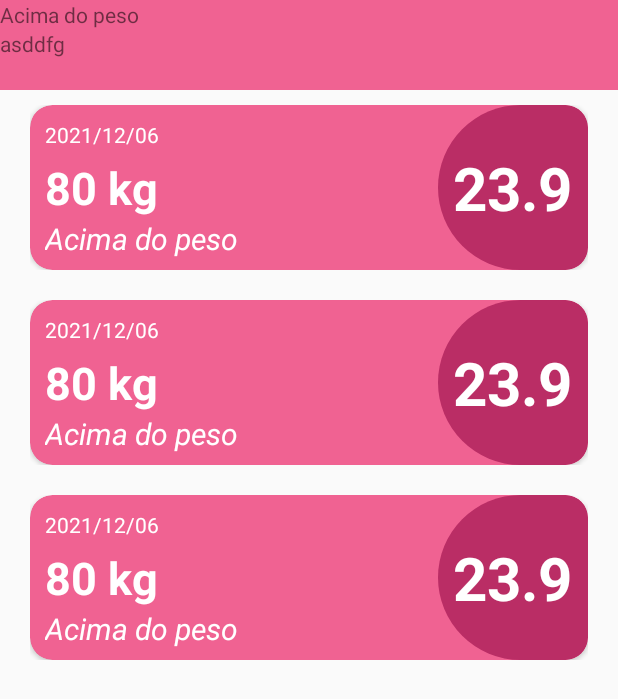
After one commit to IsaMenegOchi/Kotlin_imc, an Android app: the layout activity_historico.xml on its own in the app's theme, with its tools: preview values and no code run, on a phone screen of 412 x 824 dp. The commit adds this screen. Shown: the top 699 px of the screen. Run offline under Robolectric (Android 15) with nearby library versions, the light colour scheme and no system bars.

Commit message:
Fazendo listagem de pesagem e datas de pesagem

```diff
--- a/app/src/main/AndroidManifest.xml
+++ b/app/src/main/AndroidManifest.xml
@@ -9,9 +9,8 @@
         android:roundIcon="@drawable/kcal"
         android:supportsRtl="true"
         android:theme="@style/Theme.PrimeiroApp">
-
-
-        <activity android:name=".ui.DashboardActivity"/>
+        <activity android:name=".ui.HistoricoActivity"></activity>
+        <activity android:name=".ui.DashboardActivity" />
         <activity android:name=".ui.LoginActivity">
             <intent-filter>
                 <action android:name="android.intent.action.MAIN" />
@@ -19,13 +18,8 @@
                 <category android:name="android.intent.category.LAUNCHER" />
             </intent-filter>
         </activity>
-
-        <activity android:name=".ui.CadastroUsuarioActivity"/>
-
-        <activity android:name=".ui.DataPesagemActivity"/>
-
-
-
+        <activity android:name=".ui.CadastroUsuarioActivity" />
+        <activity android:name=".ui.DataPesagemActivity" />
     </application>
 
 </manifest>
--- /dev/null
+++ b/app/src/main/java/com/example/primeiroapp/model/Pesagem.kt
@@ -0,0 +1,3 @@
+package com.example.primeiroapp.model
+
+data class Pesagem(var dataPesagem: String, var peso: Int)
--- /dev/null
+++ b/app/src/main/java/com/example/primeiroapp/respository/PesagemRepository.kt
@@ -0,0 +1,30 @@
+package com.example.primeiroapp.respository
+
+import android.content.Context
+import com.example.primeiroapp.model.Pesagem
+
+class PesagemRepository(var context: Context) {
+
+    fun getListaPesagem(): List<Pesagem>{
+        val listaPesagem = mutableListOf<Pesagem>()
+
+        val dados = context.getSharedPreferences("usuario", Context.MODE_PRIVATE)
+
+        val pesoString = dados.getString("pesagem", "")
+        val datasString = dados.getString("data_pesagem", "")
+
+        val pesoArray = pesoString!!.split(";").toTypedArray()
+        val datasArray = datasString!!.split(";").toTypedArray()
+
+        //lista de pesagem
+        for (i in 0 until pesoArray.size){
+            //como se fosse um foreach, ou seja, ele percorre o array, e vai listando os valores
+
+            val pesagem = Pesagem(datasArray[i], pesoArray[i].trim().toInt())
+
+            listaPesagem.add(pesagem)
+
+        }
+        return listaPesagem
+    }
+}
--- a/app/src/main/java/com/example/primeiroapp/ui/DashboardActivity.kt
+++ b/app/src/main/java/com/example/primeiroapp/ui/DashboardActivity.kt
@@ -12,6 +12,7 @@ import android.widget.Toast
 import androidx.cardview.widget.CardView
 import com.example.primeiroapp.R
 import com.example.primeiroapp.calcularImc
+import com.example.primeiroapp.respository.PesagemRepository
 import com.example.primeiroapp.util.autenticar
 import com.example.primeiroapp.util.calcularIdade
 import java.time.LocalDate
@@ -23,7 +24,7 @@ lateinit var altura : TextView
 lateinit var dataNascimento : TextView
 lateinit var peso : TextView
 lateinit var cardPesagem : CardView
-//lateinit var cardNovaPesagem : CardView
+lateinit var cardHistorico : CardView
 
 class DashboardActivity : AppCompatActivity() {
     override fun onCreate(savedInstanceState: Bundle?) {
@@ -38,7 +39,7 @@ class DashboardActivity : AppCompatActivity() {
         altura = findViewById<TextView>(R.id.altura_dash)
         peso = findViewById<TextView>(R.id.peso_dash)
         cardPesagem = findViewById<CardView>(R.id.card_peso_dash)
-//        cardNovaPesagem = findViewById<CardView>()
+        cardHistorico = findViewById<CardView>(R.id.card_historico)
 
         carregarDashboard()
 
@@ -46,6 +47,12 @@ class DashboardActivity : AppCompatActivity() {
             val intent = Intent(this, DataPesagemActivity::class.java)
             startActivity(intent)
         }
+
+        cardHistorico.setOnClickListener {
+            val intent = Intent(this, HistoricoActivity::class.java)
+            startActivity(intent)
+        }
+
 
 
     }
@@ -62,9 +69,9 @@ class DashboardActivity : AppCompatActivity() {
         altura.text = dados.getFloat("altura", 0.0F).toString()
 
         dataNascimento.text = calcularIdade(dados.getString("dataNascimento", "")!!).toString()
-
-        peso.text= dados.getInt("peso", 0).toString()
-
+//
+//        val peso = dados.getInt("peso", 0)
+//        val pessos = peso.split()
 
     }
 
--- /dev/null
+++ b/app/src/main/java/com/example/primeiroapp/ui/HistoricoActivity.kt
@@ -0,0 +1,12 @@
+package com.example.primeiroapp.ui
+
+import androidx.appcompat.app.AppCompatActivity
+import android.os.Bundle
+import com.example.primeiroapp.R
+
+class HistoricoActivity : AppCompatActivity() {
+    override fun onCreate(savedInstanceState: Bundle?) {
+        super.onCreate(savedInstanceState)
+        setContentView(R.layout.activity_historico)
+    }
+}
--- /dev/null
+++ b/app/src/main/res/drawable/imc_pesagem_backgroud.xml
@@ -0,0 +1,11 @@
+<?xml version="1.0" encoding="utf-8"?>
+<shape xmlns:android="http://schemas.android.com/apk/res/android" android:shape="rectangle">
+
+    <corners android:bottomRightRadius="15dp"
+        android:topRightRadius="15dp"
+        android:topLeftRadius="55dp"
+        android:bottomLeftRadius="55dp"
+
+        />
+    <solid android:color="@color/pink_700"/>
+</shape>
--- a/app/src/main/res/layout/activity_dashboard.xml
+++ b/app/src/main/res/layout/activity_dashboard.xml
@@ -245,6 +245,7 @@
         </androidx.cardview.widget.CardView>
 
     <androidx.cardview.widget.CardView
+        android:id="@+id/card_historico"
         android:layout_width="match_parent"
         android:layout_height="100dp"
         android:layout_margin="30dp"
--- /dev/null
+++ b/app/src/main/res/layout/activity_historico.xml
@@ -0,0 +1,47 @@
+<?xml version="1.0" encoding="utf-8"?>
+<androidx.constraintlayout.widget.ConstraintLayout xmlns:android="http://schemas.android.com/apk/res/android"
+    xmlns:app="http://schemas.android.com/apk/res-auto"
+    xmlns:tools="http://schemas.android.com/tools"
+    android:layout_width="match_parent"
+    android:layout_height="match_parent"
+    tools:context=".ui.HistoricoActivity">
+
+    <androidx.constraintlayout.widget.ConstraintLayout
+        android:id="@+id/header_perfil"
+        android:layout_width="match_parent"
+        android:layout_height="60dp"
+        android:background="@color/pink_500"
+        app:layout_constraintStart_toStartOf="parent"
+        app:layout_constraintTop_toTopOf="parent"
+        >
+        <ImageView
+            android:id="@+id/imagem_perfil"
+            android:layout_width="wrap_content"
+            android:layout_height="wrap_content"
+            app:layout_constraintStart_toStartOf="parent"
+            app:layout_constraintTop_toTopOf="parent"/>
+
+        <TextView
+            android:id="@+id/tv_status"
+            android:layout_width="wrap_content"
+            android:layout_height="wrap_content"
+            android:text="Acima do peso"
+            app:layout_constraintTop_toTopOf="parent"
+            app:layout_constraintStart_toEndOf="@+id/imagem_perfil"/>
+        <TextView
+            android:layout_width="wrap_content"
+            android:layout_height="wrap_content"
+            android:text="asddfg"
+            app:layout_constraintTop_toBottomOf="@id/tv_status"
+            app:layout_constraintStart_toStartOf="@+id/tv_status"/>
+
+    </androidx.constraintlayout.widget.ConstraintLayout>
+
+    <androidx.recyclerview.widget.RecyclerView
+        android:layout_width="match_parent"
+        android:layout_height="wrap_content"
+        tools:listitem="@layout/lista_pesagem_layout"
+        app:layout_constraintTop_toBottomOf="@id/header_perfil"/>
+
+
+</androidx.constraintlayout.widget.ConstraintLayout>
--- /dev/null
+++ b/app/src/main/res/layout/lista_pesagem_layout.xml
@@ -0,0 +1,86 @@
+<?xml version="1.0" encoding="utf-8"?>
+<androidx.constraintlayout.widget.ConstraintLayout xmlns:android="http://schemas.android.com/apk/res/android"
+    android:layout_width="match_parent"
+    android:layout_height="wrap_content"
+    xmlns:app="http://schemas.android.com/apk/res-auto"
+    android:paddingHorizontal="20dp"
+    android:paddingVertical="10dp"
+    >
+
+    <androidx.cardview.widget.CardView
+
+        android:layout_width="match_parent"
+        android:layout_height="110dp"
+        app:layout_constraintTop_toTopOf="parent"
+        app:layout_constraintStart_toStartOf="parent"
+        app:cardBackgroundColor="@color/pink_500"
+        app:cardCornerRadius="15dp">
+
+        <androidx.constraintlayout.widget.ConstraintLayout
+            android:layout_width="match_parent"
+            android:layout_height="match_parent">
+            <TextView
+                android:id="@+id/tvDataPesagem"
+                android:layout_width="wrap_content"
+                android:layout_height="wrap_content"
+                android:text="2021/12/06"
+                android:layout_margin="10dp"
+                app:layout_constraintTop_toTopOf="parent"
+                app:layout_constraintStart_toStartOf="parent"
+                android:textColor="@color/white"/>
+
+            <TextView
+                android:id="@+id/tvPesagem"
+                android:layout_width="wrap_content"
+                android:layout_height="wrap_content"
+                android:text="80 kg"
+                android:textSize="30sp"
+                android:textStyle="bold"
+                android:textColor="@color/white"
+                app:layout_constraintTop_toBottomOf="@id/tvDataPesagem"
+                app:layout_constraintStart_toStartOf="@id/tvDataPesagem"
+                android:layout_marginVertical="5dp"
+                />
+
+
+            <TextView
+                android:id="@+id/tvStatus"
+                android:layout_width="wrap_content"
+                android:layout_height="wrap_content"
+                android:text="Acima do peso"
+                android:textStyle="italic"
+                android:textSize="20sp"
+                app:layout_constraintTop_toBottomOf="@id/tvPesagem"
+                app:layout_constraintStart_toStartOf="@id/tvPesagem"
+                android:textColor="@color/white"/>
+
+            <LinearLayout
+                android:layout_width="100dp"
+                android:layout_height="match_parent"
+                app:layout_constraintEnd_toEndOf="parent"
+                app:layout_constraintTop_toTopOf="parent"
+                android:gravity="center"
+                android:padding="10dp"
+                android:background="@drawable/imc_pesagem_backgroud">
+
+                <TextView
+                    android:layout_width="wrap_content"
+                    android:layout_height="wrap_content"
+                    android:text="23.9"
+                    android:textSize="40sp"
+                    android:layout_gravity="center"
+                    android:textStyle="bold"
+                    android:textColor="@color/white"
+                    />
+            </LinearLayout>
+
+
+
+        </androidx.constraintlayout.widget.ConstraintLayout>
+
+
+
+    </androidx.cardview.widget.CardView>
+
+
+</androidx.constraintlayout.widget.ConstraintLayout>
```
